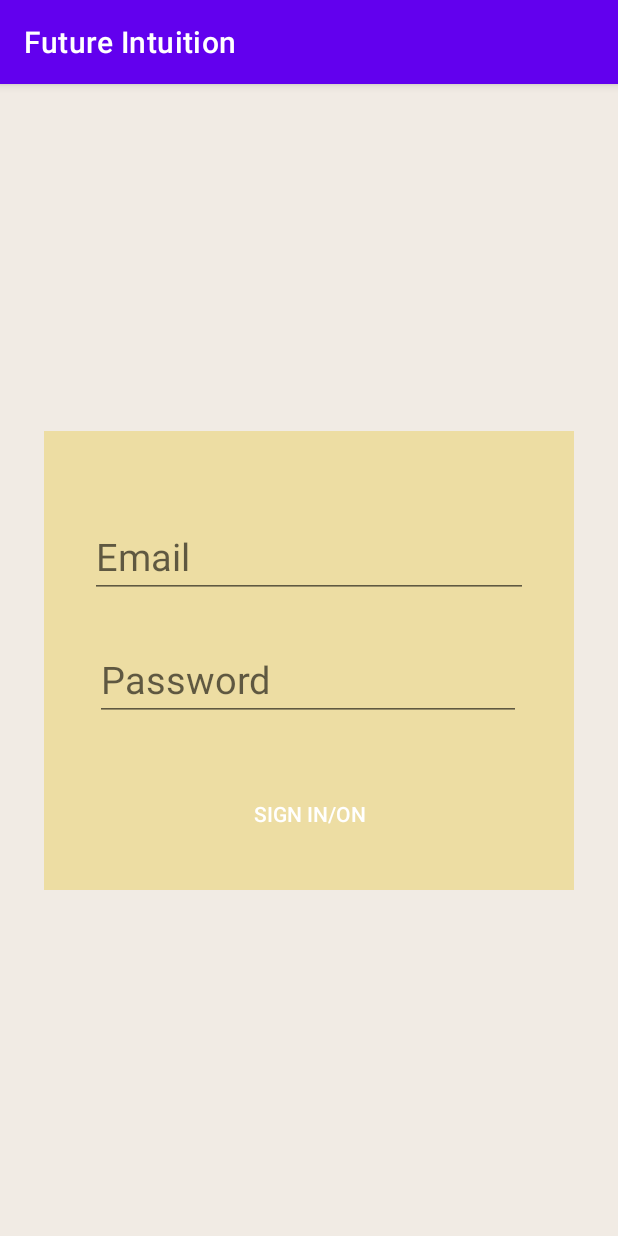
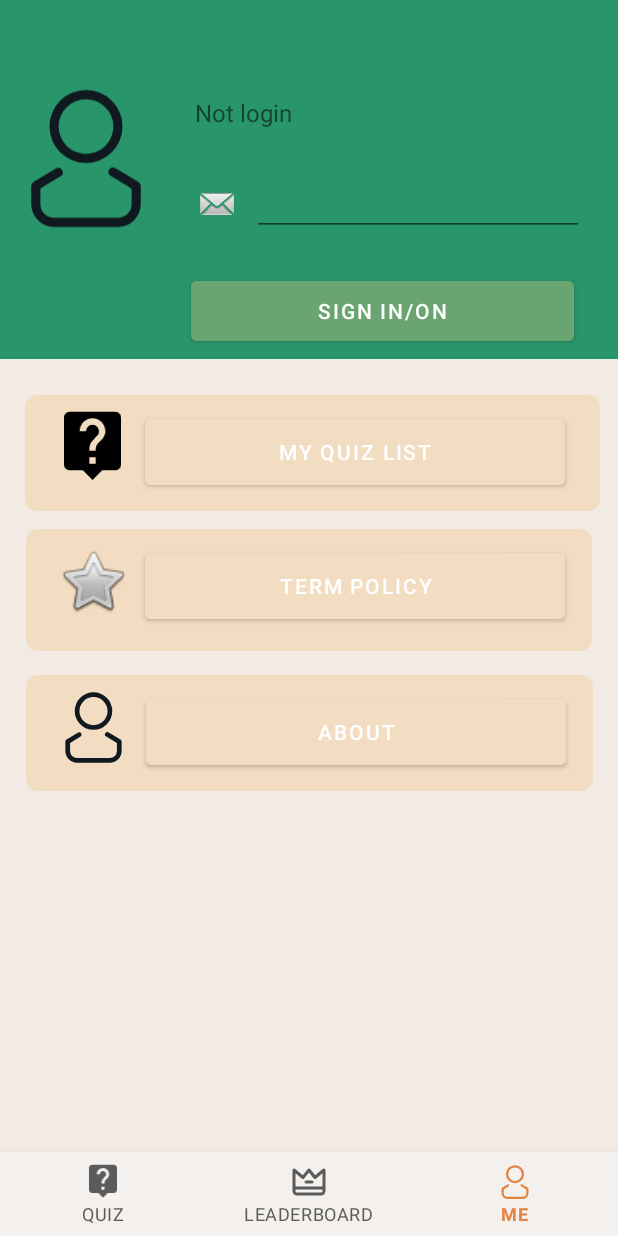
Before and after one commit to didxga/prophet, an Android app: the screen it shows after launch (LoginActivity before the commit, MainActivity after it), item 3 of the bottom bar chosen, on a phone screen of 412 x 824 dp. Run offline under Robolectric (Android 15) with nearby library versions, the phone set to English and light mode, and no system bars; 1 statement that could not run was skipped.

Commit message:
modify "me" UI

```diff
--- a/app/src/main/java/com/orange/prophet/ui/AccountFragment.kt
+++ b/app/src/main/java/com/orange/prophet/ui/AccountFragment.kt
@@ -7,58 +7,91 @@ import android.view.LayoutInflater
 import android.view.View
 import android.view.ViewGroup
 import android.widget.Button
+import android.widget.TextView
+import androidx.core.view.isInvisible
 import androidx.fragment.app.Fragment
+import com.orange.prophet.ProphetApplication
 import com.orange.prophet.R
 
 class AccountFragment: Fragment(){
 
-    private lateinit var mMyQuizListButton: Button
-    private lateinit var mMyAccountButton: Button
-    private lateinit var mAboutButton: Button
+    private lateinit var mButtonMyQuizList: Button
+    private lateinit var mButtonMyAccount: Button
+    private lateinit var mButtonAbout: Button
+    private lateinit var mTextViewUserName: TextView
+    private lateinit var mTextViewEmail: TextView
+    private lateinit var mButtonLogout: Button
 
-    private lateinit var mToken:String
     override fun onCreateView(inflater: LayoutInflater, container: ViewGroup?, savedInstanceState: Bundle?): View {
 
-        val rootView: View = inflater.inflate(R.layout.account_fragment, container, false)
+        val rootView: View = inflater.inflate(R.layout.fragment_me, container, false)
 
-        mMyQuizListButton = rootView.findViewById(R.id.myquizlist_button) as Button
-        mMyAccountButton = rootView.findViewById(R.id.myaccount_button) as Button
-        mAboutButton = rootView.findViewById(R.id.about_button) as Button
+        mButtonMyQuizList = rootView.findViewById(R.id.fragment_me_button_my_quIz_list) as Button
+        mButtonMyAccount= rootView.findViewById(R.id.fragment_me_button_account) as Button
+        mButtonAbout = rootView.findViewById(R.id.fragment_me_button_about) as Button
+        mButtonLogout = rootView.findViewById(R.id.fragment_me_button_logout) as Button
+        mTextViewUserName = rootView.findViewById(R.id.fragment_me_text_username) as TextView
+        mTextViewEmail = rootView.findViewById(R.id.fragment_me_text_email) as TextView
 
-        mMyQuizListButton.setOnClickListener(mButtonListener)
-        mMyAccountButton.setOnClickListener(mButtonListener)
-        mAboutButton.setOnClickListener(mButtonListener)
-
-        val sharedPreferences =
-            activity?.application?.getSharedPreferences("prophetApp", MODE_PRIVATE)
-        var userToken: String ? = ""
-        if (sharedPreferences != null) {
-            userToken = sharedPreferences.getString("usertoken", "")
-            //do nothing
-            if (userToken?.isNotEmpty()!!) return rootView
-        }
-        //go to login activity
-        val intent = Intent(activity, LoginActivity::class.java)
-        startActivity(intent)
+        mButtonMyQuizList.setOnClickListener(mButtonListener)
+        mButtonMyAccount.setOnClickListener(mButtonListener)
+        mButtonAbout.setOnClickListener(mButtonListener)
 
         return rootView
     }
 
     private var mButtonListener = View.OnClickListener { v ->
         when (v.id) {
-            R.id.myquizlist_button -> {
+            R.id.fragment_me_button_my_quIz_list -> {
                 //TODO: show my quiz list
             }
-            R.id.myaccount_button -> {
-                //Go to my account deatil activity
-                val intent = Intent(activity, AccountDetailActivity::class.java)
-                startActivity(intent)
+            R.id.fragment_me_button_account -> {
+
+                if(ProphetApplication.instance().getAccount().token.isNotEmpty()) {
+                    //the button is showed "More account info", then it will go to my account info activity
+                    val intent = Intent(activity, AccountDetailActivity::class.java)
+                    startActivity(intent)
+                }else{
+                    //go to login activity
+                    val intent = Intent(activity, LoginActivity::class.java)
+                    startActivity(intent)
+                }
             }
-            R.id.about_button -> {
+
+            R.id.fragment_me_button_term_policy -> {
+                //TODO: go to term policy screen
+            }
+
+            R.id.fragment_me_button_about -> {
                 //TODO: go to about screen
 
                 }
+
+            R.id.fragment_me_button_logout -> {
+                //TODO:logout
+
+                }
             }
+        }
 
+
+    override fun onResume() {
+        super.onResume()
+
+        val appInstance : ProphetApplication = ProphetApplication.instance()
+        if (appInstance.getAccount().token.isNotEmpty())
+        {
+            // display the account info
+            mButtonLogout.isInvisible = false
+            mButtonMyAccount.text = "More account info"
+            mTextViewUserName.text = appInstance.getAccount().user.username
+            mTextViewEmail.text = appInstance.getAccount().user.email
+        }else {
+            // userToken is empty or shared preferences is null, my account button will be displayed as login
+            mButtonLogout.isInvisible = true
+            mButtonMyAccount.text = "Sign in/on"
+            mTextViewUserName.text = "Not login"
+            mTextViewEmail.text = ""
         }
+    }
 }
```
